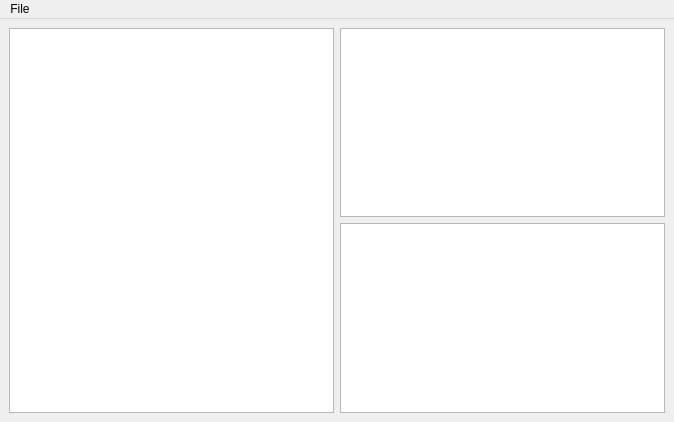
This is UI.ui in wanruu/CS5351 as Qt 5 draws it before an edit. The edited form follows.
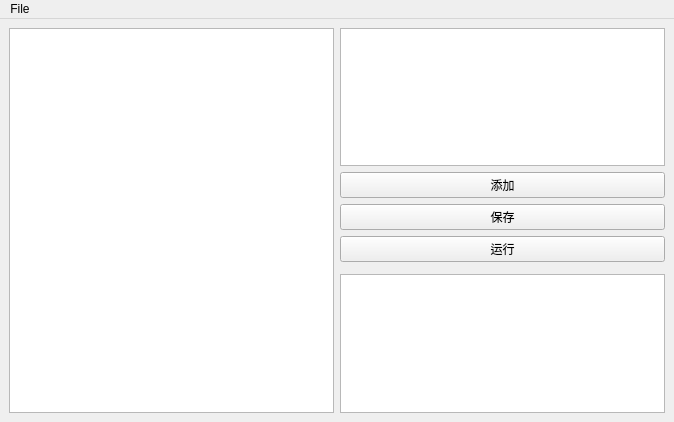
This is the edited form. Custom widgets are drawn as their Qt base class.

Commit message: 保存一下副本

```diff
--- a/UI.ui
+++ b/UI.ui
@@ -18,21 +18,32 @@
   </property>
   <widget class="QWidget" name="centralwidget">
    <layout class="QGridLayout" name="gridLayout">
-    <item row="0" column="0" rowspan="2">
-     <widget class="QTextEditWithLineNum" name="qtCodeArea"/>
+    <item row="1" column="2">
+     <widget class="QPushButton" name="pushButton">
+      <property name="text">
+       <string>添加</string>
+      </property>
+     </widget>
     </item>
-    <item row="0" column="1">
+    <item row="0" column="2">
      <widget class="QTextEditWithLineNum" name="qtElementArea">
       <property name="html">
        <string>&lt;!DOCTYPE HTML PUBLIC &quot;-//W3C//DTD HTML 4.0//EN&quot; &quot;http://www.w3.org/TR/REC-html40/strict.dtd&quot;&gt;
-&lt;html&gt;&lt;head&gt;&lt;meta name=&quot;qrichtext&quot; content=&quot;1&quot; /&gt;&lt;style type=&quot;text/css&quot;&gt;
+&lt;html&gt;&lt;head&gt;&lt;meta name=&quot;qrichtext&quot; content=&quot;1&quot; /&gt;&lt;meta charset=&quot;utf-8&quot; /&gt;&lt;style type=&quot;text/css&quot;&gt;
 p, li { white-space: pre-wrap; }
 &lt;/style&gt;&lt;/head&gt;&lt;body style=&quot; font-family:'.AppleSystemUIFont'; font-size:13pt; font-weight:400; font-style:normal;&quot;&gt;
 &lt;p style=&quot;-qt-paragraph-type:empty; margin-top:0px; margin-bottom:0px; margin-left:0px; margin-right:0px; -qt-block-indent:0; text-indent:0px;&quot;&gt;&lt;br /&gt;&lt;/p&gt;&lt;/body&gt;&lt;/html&gt;</string>
       </property>
      </widget>
     </item>
-    <item row="1" column="1">
+    <item row="2" column="2">
+     <widget class="QPushButton" name="pushButton_2">
+      <property name="text">
+       <string>保存</string>
+      </property>
+     </widget>
+    </item>
+    <item row="5" column="2">
      <widget class="QTableWidget" name="qtMatrixArea">
       <property name="editTriggers">
        <set>QAbstractItemView::NoEditTriggers</set>
@@ -51,6 +62,16 @@
       </attribute>
      </widget>
     </item>
+    <item row="0" column="0" rowspan="6">
+     <widget class="QTextEditWithLineNum" name="qtCodeArea"/>
+    </item>
+    <item row="3" column="2">
+     <widget class="QPushButton" name="pushButton_3">
+      <property name="text">
+       <string>运行</string>
+      </property>
+     </widget>
+    </item>
    </layout>
   </widget>
   <widget class="QMenuBar" name="menuBar">
```
